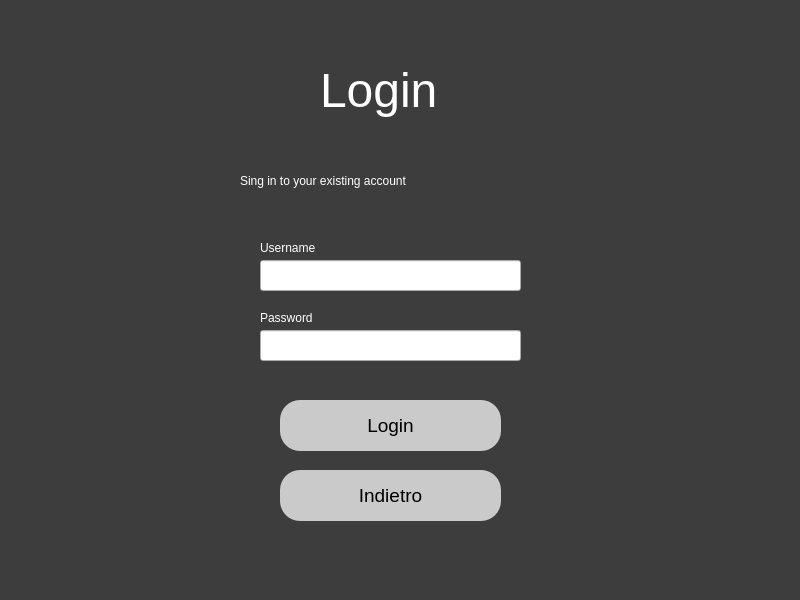
First picture: the form in login.ui, repository riccardomalpiedi/parcheggio, before the edit.
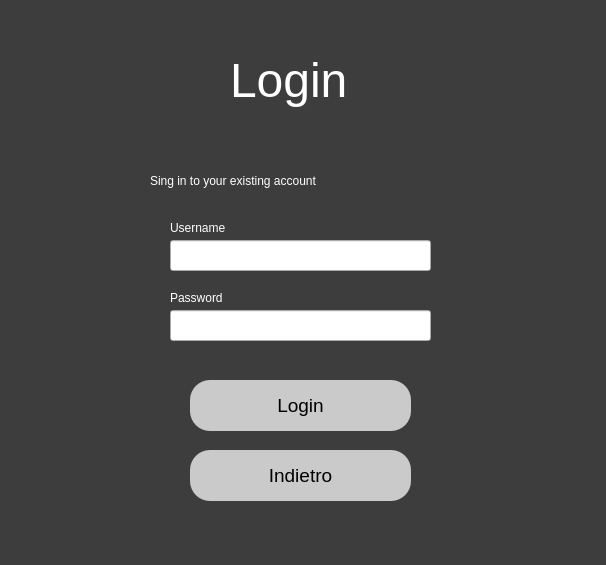
Second picture: the form after the edit.

Diff of the .ui file:
```diff
--- a/login.ui
+++ b/login.ui
@@ -6,8 +6,8 @@
    <rect>
     <x>0</x>
     <y>0</y>
-    <width>800</width>
-    <height>600</height>
+    <width>606</width>
+    <height>565</height>
    </rect>
   </property>
   <property name="windowTitle">
@@ -20,8 +20,8 @@
   <widget class="QLabel" name="label_3">
    <property name="geometry">
     <rect>
-     <x>260</x>
-     <y>240</y>
+     <x>170</x>
+     <y>220</y>
      <width>71</width>
      <height>16</height>
     </rect>
@@ -37,8 +37,8 @@
   <widget class="QPushButton" name="back_button">
    <property name="geometry">
     <rect>
-     <x>280</x>
-     <y>470</y>
+     <x>190</x>
+     <y>450</y>
      <width>221</width>
      <height>51</height>
     </rect>
@@ -58,8 +58,8 @@
   <widget class="QLineEdit" name="email_field">
    <property name="geometry">
     <rect>
-     <x>260</x>
-     <y>260</y>
+     <x>170</x>
+     <y>240</y>
      <width>261</width>
      <height>31</height>
     </rect>
@@ -71,8 +71,8 @@
   <widget class="QLabel" name="label_4">
    <property name="geometry">
     <rect>
-     <x>260</x>
-     <y>310</y>
+     <x>170</x>
+     <y>290</y>
      <width>71</width>
      <height>16</height>
     </rect>
@@ -87,8 +87,8 @@
   <widget class="QLineEdit" name="password_field">
    <property name="geometry">
     <rect>
-     <x>260</x>
-     <y>330</y>
+     <x>170</x>
+     <y>310</y>
      <width>261</width>
      <height>31</height>
     </rect>
@@ -100,7 +100,7 @@
   <widget class="QLabel" name="label_2">
    <property name="geometry">
     <rect>
-     <x>240</x>
+     <x>150</x>
      <y>160</y>
      <width>311</width>
      <height>41</height>
@@ -117,8 +117,8 @@
   <widget class="QPushButton" name="login_button">
    <property name="geometry">
     <rect>
-     <x>280</x>
-     <y>400</y>
+     <x>190</x>
+     <y>380</y>
      <width>221</width>
      <height>51</height>
     </rect>
@@ -141,8 +141,8 @@
   <widget class="QLabel" name="label">
    <property name="geometry">
     <rect>
-     <x>320</x>
-     <y>50</y>
+     <x>230</x>
+     <y>40</y>
      <width>121</width>
      <height>81</height>
     </rect>
```
